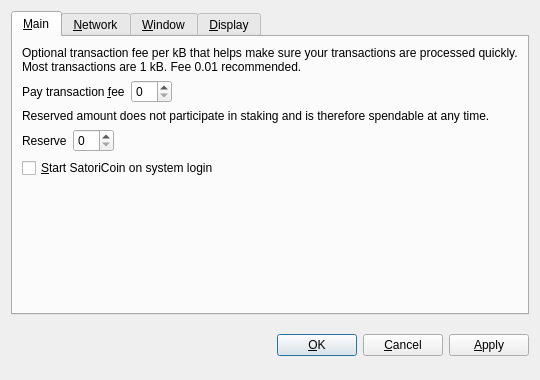
Above: src/qt/forms/optionsdialog.ui from MyCryptoCoins/Helium before the change. Below: the same form after it.
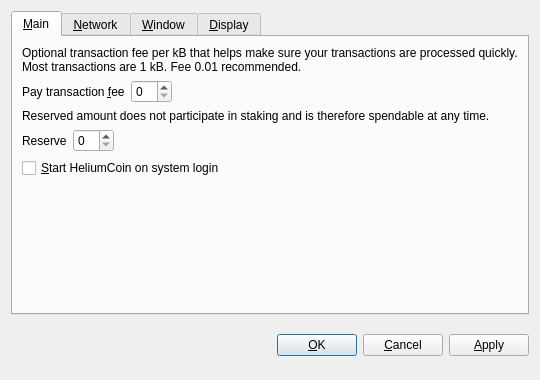
That is the form after the change. Custom widgets are drawn as their Qt base class.

Patch:
```diff
--- a/src/qt/forms/optionsdialog.ui
+++ b/src/qt/forms/optionsdialog.ui
@@ -128,7 +128,7 @@
           <string>Automatically start SatoriCoin after logging in to the system.</string>
          </property>
          <property name="text">
-          <string>&amp;Start SatoriCoin on system login</string>
+          <string>&amp;Start HeliumCoin on system login</string>
          </property>
         </widget>
        </item>
```
Left out of the diff: 8 changed lines with no effect on the pictures.
